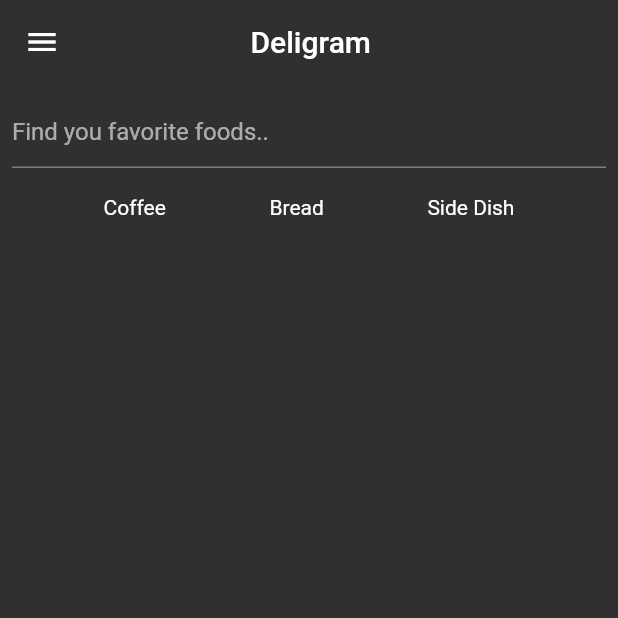
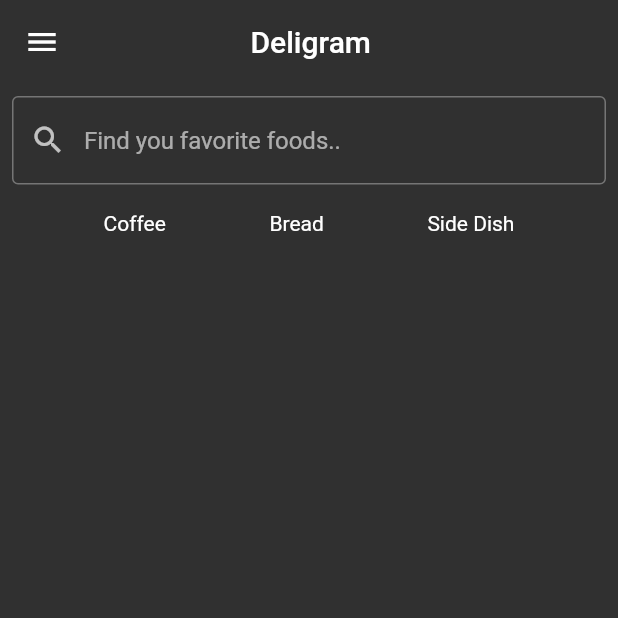
Before and after one commit to NadxiruL/food-app, a Flutter app: the screen it shows after launch, on a phone screen of 412 x 824 dp, the top half of it. Run offline on Flutter 3.47's test engine with Material 2 defaults, Android fonts, the phone set to English and light mode, and no system bars.

Commit message:
searchbox radius

```diff
--- a/lib/widgets/search.dart
+++ b/lib/widgets/search.dart
@@ -11,7 +11,18 @@ class Search extends StatelessWidget {
       padding: const EdgeInsets.all(8.0),
       child: TextFormField(
         decoration: InputDecoration(
+          prefixIcon: Icon(Icons.search),
           hintText: 'Find you favorite foods..',
+          focusedBorder: OutlineInputBorder(
+            borderSide: BorderSide(
+              color: Colors.grey.shade600,
+            ),
+          ),
+          enabledBorder: OutlineInputBorder(
+            borderSide: BorderSide(
+              color: Colors.grey.shade600,
+            ),
+          ),
         ),
       ),
     );
```
